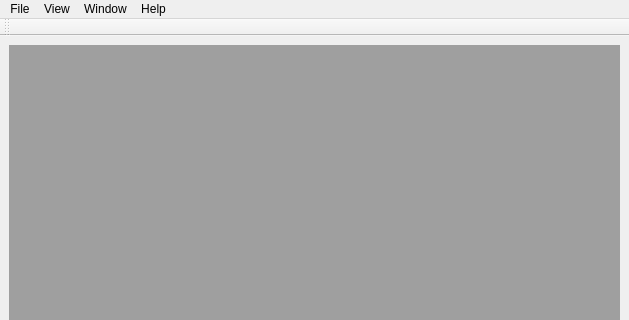
The window that ui/MainWindow.ui (ruimaciel/femp) describes before a commit, drawn with Qt 5; both pictures show x 0 to 629 and y 0 to 320 of the 629 by 544 pixel window.
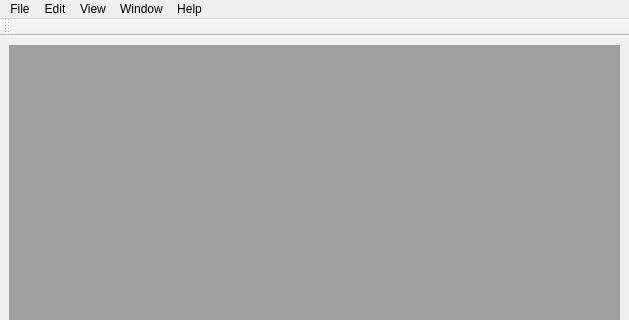
The same window after the commit.

Patch:
```diff
--- a/ui/MainWindow.ui
+++ b/ui/MainWindow.ui
@@ -57,7 +57,14 @@
     </property>
     <addaction name="actionCommand_line"/>
    </widget>
+   <widget class="QMenu" name="menuEdit">
+    <property name="title">
+     <string>Edit</string>
+    </property>
+    <addaction name="actionOptions"/>
+   </widget>
    <addaction name="menuFile"/>
+   <addaction name="menuEdit"/>
    <addaction name="menuView"/>
    <addaction name="menuWindow"/>
    <addaction name="menuHelp"/>
```
Left out of the diff: 24 changed lines with no effect on the pictures.
